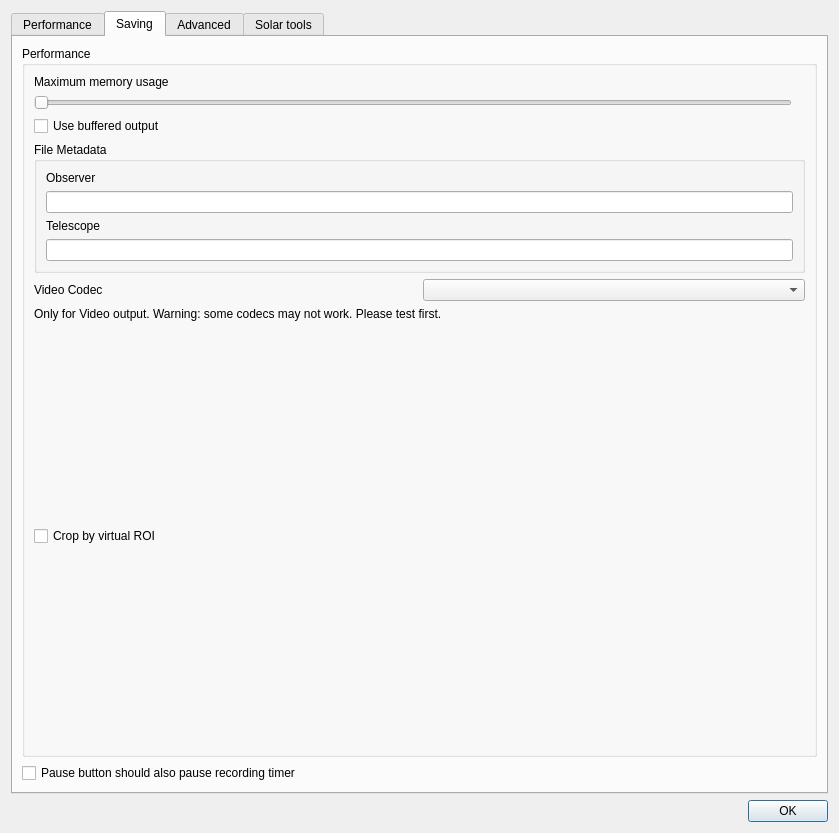
Above: src/widgets/configurationdialog.ui from AstroMeters/PlanetaryImager before the change. Below: the same form after it.
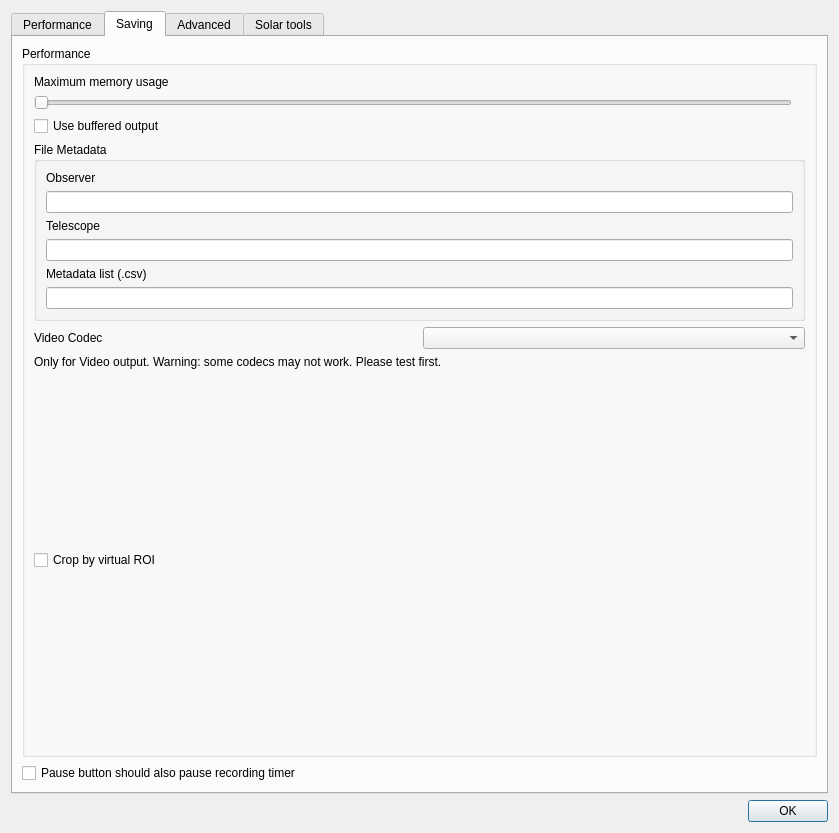
That is the form after the change. The open tabs and pages were chosen to show the change.

```diff
--- a/src/widgets/configurationdialog.ui
+++ b/src/widgets/configurationdialog.ui
@@ -298,6 +298,16 @@
                </property>
               </widget>
              </item>
+             <item>
+              <widget class="QLabel" name="label_31">
+               <property name="text">
+                <string>Metadata list (.csv)</string>
+               </property>
+              </widget>
+             </item>
+             <item>
+              <widget class="QLineEdit" name="metadataFile"/>
+             </item>
             </layout>
            </widget>
           </item>
```
Left out of the diff: 2 changed lines with no effect on the pictures.
